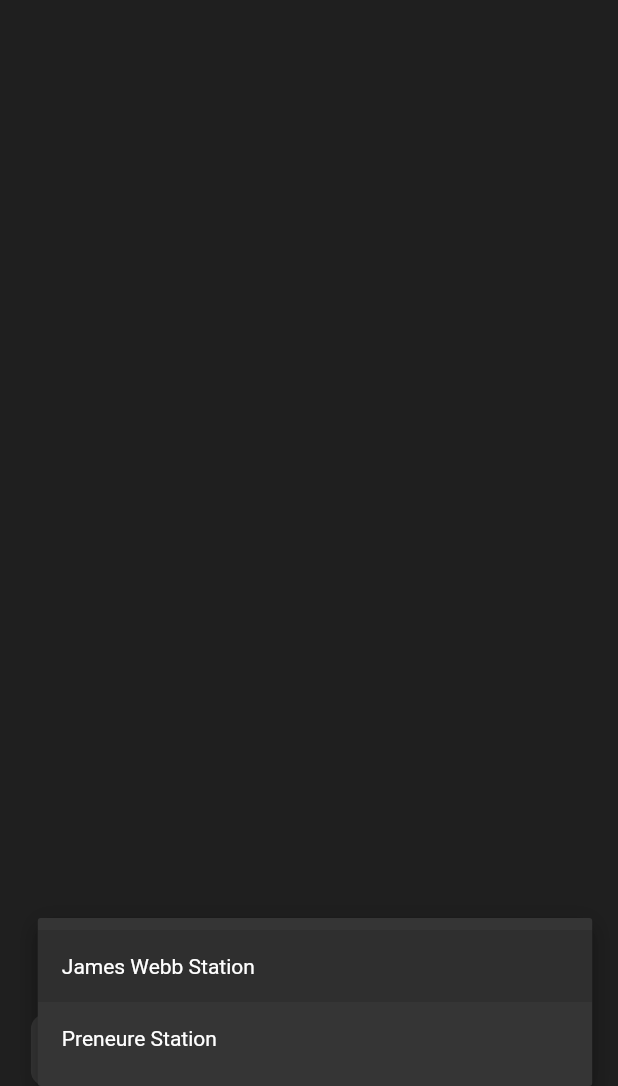
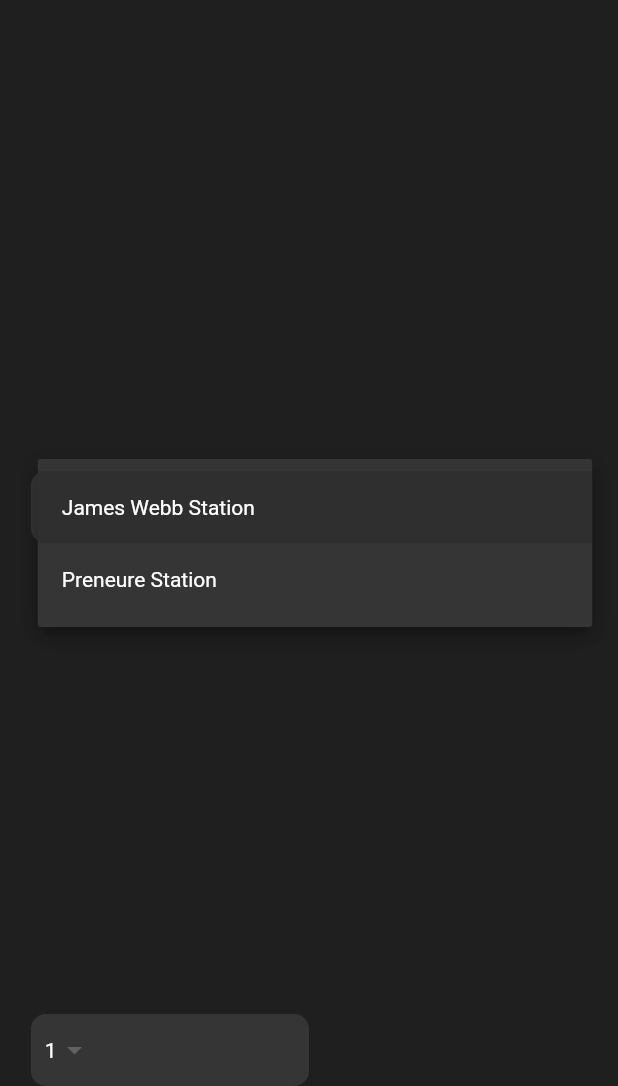
Before and after one commit to elyse502/flutter-projects, a Flutter app: the screen it shows after launch, after a tap on "James Webb Station", on a phone screen of 412 x 824 dp, the part 150-1236 px from its top. Run offline on Flutter 3.47's test engine with Material 3 defaults, Android fonts, the phone set to English and light mode, and no system bars.

Commit message:
feat: Add all about Encapsulating DropDownButton Widget Into Class

```diff
--- a/go_moon/lib/pages/home_page.dart
+++ b/go_moon/lib/pages/home_page.dart
@@ -1,4 +1,5 @@
 import 'package:flutter/material.dart';
+import 'package:go_moon/widgets/custom_dropdown_button.dart';
 
 class HomePage extends StatelessWidget {
   late double _deviceHeight, _deviceWidth;
@@ -20,7 +21,11 @@
             mainAxisAlignment: MainAxisAlignment.spaceBetween,
             mainAxisSize: MainAxisSize.max,
             crossAxisAlignment: CrossAxisAlignment.start,
-            children: [_pageTitle(), _destinationDropDownWidget()],
+            children: [
+              _pageTitle(),
+              _destinationDropDownWidget(),
+              _travellersInformationWidget(),
+            ],
           ),
         ),
       ),
@@ -50,24 +55,16 @@
   }
 
   Widget _destinationDropDownWidget() {
-    List<String> _items = ['James Webb Station', 'Preneure Station'];
-    return Container(
-      padding: EdgeInsets.symmetric(horizontal: _deviceWidth * 0.05),
+    return CustomDropDownButtonClass(
+      values: const ['James Webb Station', 'Preneure Station'],
       width: _deviceWidth,
-      decoration: BoxDecoration(
-        color: const Color.fromRGBO(53, 53, 53, 1.0),
-        borderRadius: BorderRadius.circular(10),
-      ),
-      child: DropdownButton(
-        value: _items.first,
-        onChanged: (_) {},
-        items: _items.map((e) {
-          return DropdownMenuItem(child: Text(e), value: e);
-        }).toList(),
-        underline: Container(),
-        dropdownColor: const Color.fromRGBO(53, 53, 53, 1.0),
-        style: const TextStyle(color: Colors.white),
-      ),
+    );
+  }
+
+  Widget _travellersInformationWidget() {
+    return CustomDropDownButtonClass(
+      values: const ['1', '2', '3', '4'],
+      width: _deviceWidth * 0.45,
     );
   }
 }
--- /dev/null
+++ b/go_moon/lib/widgets/custom_dropdown_button.dart
@@ -0,0 +1,34 @@
+import 'package:flutter/material.dart';
+
+class CustomDropDownButtonClass extends StatelessWidget {
+  List<String> values;
+  double width;
+
+  CustomDropDownButtonClass({
+    required this.values,
+    required this.width,
+    super.key,
+  });
+
+  @override
+  Widget build(BuildContext context) {
+    return Container(
+      padding: EdgeInsets.symmetric(horizontal: width * 0.05),
+      width: width,
+      decoration: BoxDecoration(
+        color: const Color.fromRGBO(53, 53, 53, 1.0),
+        borderRadius: BorderRadius.circular(10),
+      ),
+      child: DropdownButton(
+        value: values.first,
+        onChanged: (_) {},
+        items: values.map((e) {
+          return DropdownMenuItem(child: Text(e), value: e);
+        }).toList(),
+        underline: Container(),
+        dropdownColor: const Color.fromRGBO(53, 53, 53, 1.0),
+        style: const TextStyle(color: Colors.white),
+      ),
+    );
+  }
+}
```
